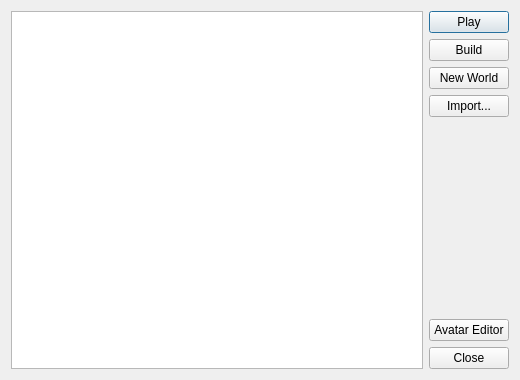
This is worldsdialog.ui in openkogama/openkogama-launcher as Qt 5 draws it before an edit. The edited form follows.
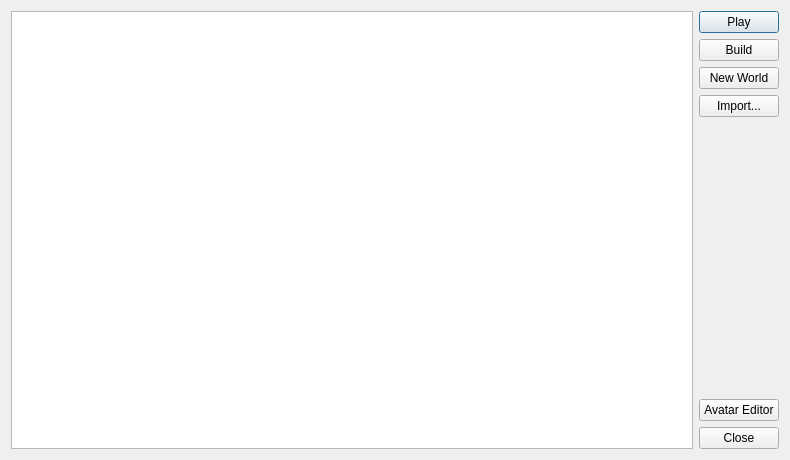
This is the edited form.

Diff of the .ui file:
```diff
--- a/worldsdialog.ui
+++ b/worldsdialog.ui
@@ -6,8 +6,8 @@
    <rect>
     <x>0</x>
     <y>0</y>
-    <width>520</width>
-    <height>380</height>
+    <width>790</width>
+    <height>460</height>
    </rect>
   </property>
   <property name="windowTitle">
```
